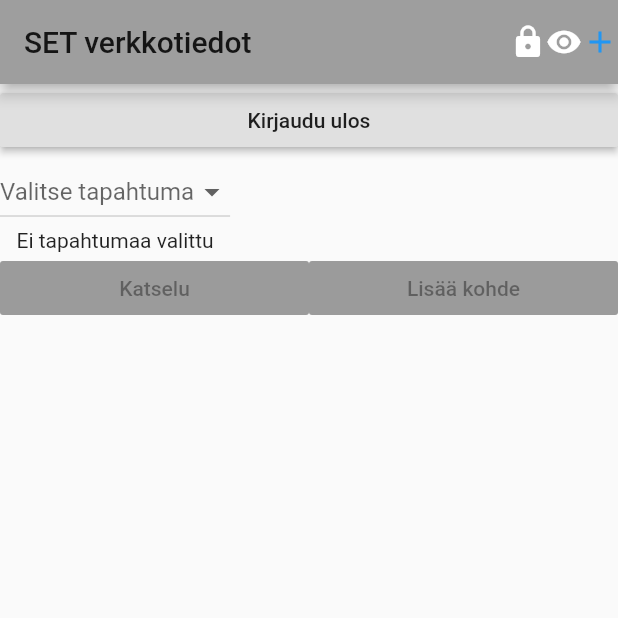
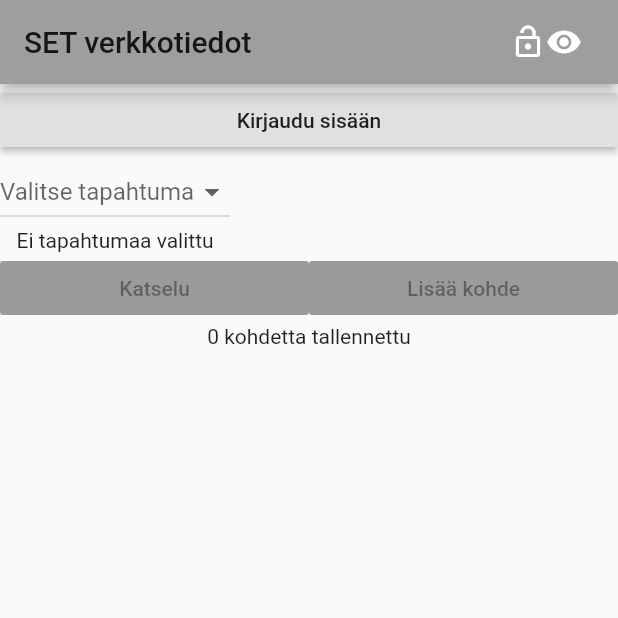
Before and after one commit to pailakka/setnis, a Flutter app: the screen it shows after launch, on a phone screen of 412 x 824 dp, the top half of it. Run offline on Flutter 3.47's test engine with Material 2 defaults, Android fonts, the phone set to English and light mode, and no system bars; our stand-ins replace flutter_map, geolocator, latlong; generated files the repository leaves out were written again.

Commit message:
Feature pack 3

```diff
--- a/lib/main.dart
+++ b/lib/main.dart
@@ -4,6 +4,7 @@ import 'package:setnis/additemdetails.dart';
 import 'package:setnis/availableevents.dart';
 import 'package:setnis/login.dart';
 import 'package:setnis/model/appstate.dart';
+import 'package:setnis/model/itemsmodel.dart';
 import 'package:setnis/model/positionmodel.dart';
 import 'package:setnis/read.dart';
 import 'package:setnis/additem.dart';
@@ -22,6 +23,7 @@ class SETNISApp extends StatelessWidget {
         providers: [
           ChangeNotifierProvider(builder: (_) => AppStateModel()),
           ChangeNotifierProvider(builder: (_) => PositionModel()),
+          ChangeNotifierProvider(builder: (_) => ItemsModel()),
         ],
         child: MaterialApp(
             title: 'SET NIS',
@@ -120,7 +122,9 @@ class _SETNISHomePageState extends State<SETNISHomePage> {
                       ),
                     ],
                   ),
-                )
+                ),
+                Text(Provider.of<ItemsModel>(context).items.length.toString() +
+                    " kohdetta tallennettu"),
               ],
             ),
           );
--- a/lib/model/appstate.dart
+++ b/lib/model/appstate.dart
@@ -6,7 +6,7 @@ import 'package:setnis/services/eventservice.dart';
 class AppStateModel with ChangeNotifier {
   final EventService eventService = getEventService();
 
-  bool _isLoggedIn = true;
+  bool _isLoggedIn = false;
   String _currentEvent;
   String _currentNetwork;
   List<Event> _events;
--- a/lib/model/itemsmodel.dart
+++ b/lib/model/itemsmodel.dart
@@ -3,7 +3,7 @@ import 'package:setnis/domain/event.dart';
 import 'package:setnis/domain/item.dart';
 
 class ItemsModel with ChangeNotifier {
-  List<Item> _items;
+  List<Item> _items = List<Item>();
   bool _isLoading = false;
   List<Item> get items => _items;
 
```
Also changed, not shown: lib/additem.dart (+45 -25 lines), lib/additemdetails.dart (+28 -10 lines).
